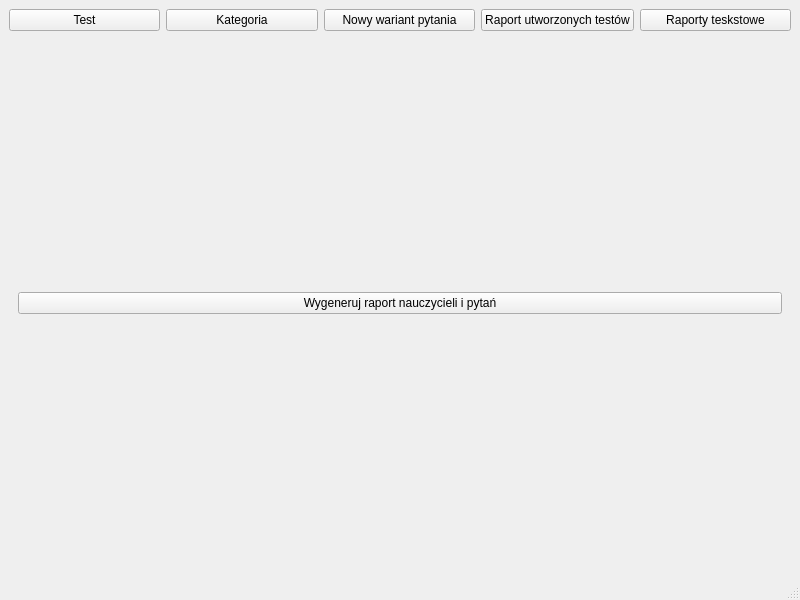
Qt form mainwindow.ui (Charlie789/Quiz) before a commit.
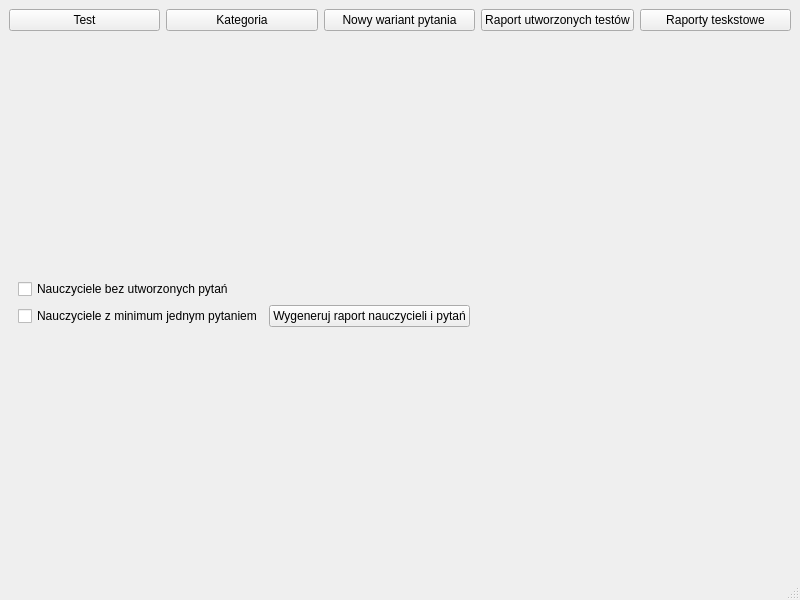
The same form after that commit. The open tabs and pages were chosen to show the change.

Commit message: Podzielenie raportów nauczycielskich na części i modulowanie ich przy pomocy checkboxów

Patch:
```diff
--- a/mainwindow.ui
+++ b/mainwindow.ui
@@ -278,13 +278,66 @@
       </widget>
       <widget class="QWidget" name="text_reports_page">
        <layout class="QGridLayout" name="gridLayout_4">
-        <item row="0" column="0">
+        <item row="2" column="1">
          <widget class="QPushButton" name="generate_teacher_raport_pushbutton">
           <property name="text">
            <string>Wygeneruj raport nauczycieli i pytań</string>
           </property>
          </widget>
         </item>
+        <item row="0" column="0">
+         <spacer name="verticalSpacer_2">
+          <property name="orientation">
+           <enum>Qt::Vertical</enum>
+          </property>
+          <property name="sizeHint" stdset="0">
+           <size>
+            <width>20</width>
+            <height>40</height>
+           </size>
+          </property>
+         </spacer>
+        </item>
+        <item row="3" column="0">
+         <spacer name="verticalSpacer">
+          <property name="orientation">
+           <enum>Qt::Vertical</enum>
+          </property>
+          <property name="sizeHint" stdset="0">
+           <size>
+            <width>20</width>
+            <height>40</height>
+           </size>
+          </property>
+         </spacer>
+        </item>
+        <item row="2" column="0">
+         <widget class="QCheckBox" name="teacher_without_question_checkbox">
+          <property name="text">
+           <string>Nauczyciele z minimum jednym pytaniem</string>
+          </property>
+         </widget>
+        </item>
+        <item row="1" column="0">
+         <widget class="QCheckBox" name="teacher_with_question_checkbox">
+          <property name="text">
+           <string>Nauczyciele bez utworzonych pytań</string>
+          </property>
+         </widget>
+        </item>
+        <item row="1" column="2">
+         <spacer name="horizontalSpacer_2">
+          <property name="orientation">
+           <enum>Qt::Horizontal</enum>
+          </property>
+          <property name="sizeHint" stdset="0">
+           <size>
+            <width>40</width>
+            <height>20</height>
+           </size>
+          </property>
+         </spacer>
+        </item>
        </layout>
       </widget>
      </widget>
```
Left out of the diff: 2 changed lines with no effect on the pictures. The commit also changes 9 other files.
